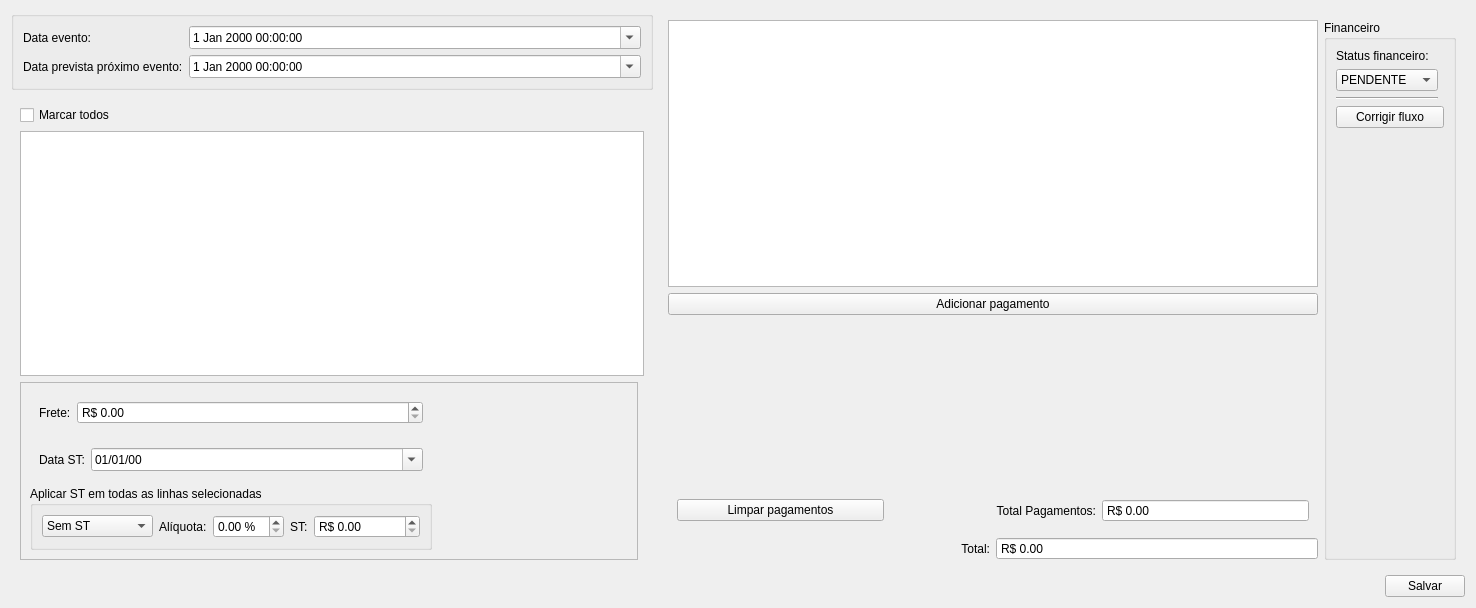
Above: ui/inputdialogfinanceiro.ui from darktorres/ERP-STACCATO before the change. Below: the same form after it.
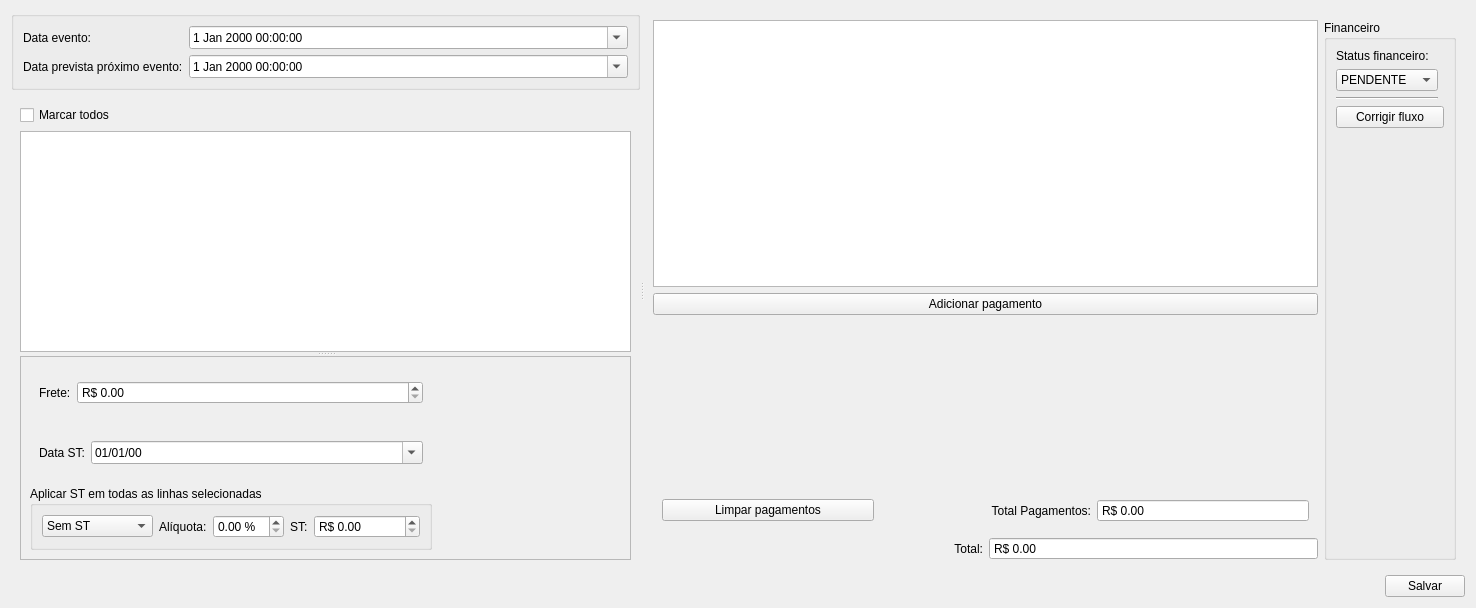
That is the form after the change. Custom widgets are drawn as their Qt base class.

Commit message: Adicionado splitters

The edit to the form file:
```diff
--- a/ui/inputdialogfinanceiro.ui
+++ b/ui/inputdialogfinanceiro.ui
@@ -14,249 +14,14 @@
    <string>Informações</string>
   </property>
   <layout class="QGridLayout" name="gridLayout_7">
-   <item row="0" column="1" rowspan="2">
-    <widget class="QFrame" name="framePagamentos">
-     <property name="sizePolicy">
-      <sizepolicy hsizetype="Minimum" vsizetype="Preferred">
-       <horstretch>0</horstretch>
-       <verstretch>0</verstretch>
-      </sizepolicy>
-     </property>
-     <property name="frameShape">
-      <enum>QFrame::NoFrame</enum>
-     </property>
-     <property name="frameShadow">
-      <enum>QFrame::Plain</enum>
-     </property>
-     <property name="lineWidth">
-      <number>0</number>
-     </property>
-     <layout class="QGridLayout" name="gridLayout_10">
       <item row="0" column="0">
-       <widget class="TableView" name="tableFluxoCaixa">
-        <property name="sizePolicy">
-         <sizepolicy hsizetype="Preferred" vsizetype="Expanding">
-          <horstretch>0</horstretch>
-          <verstretch>0</verstretch>
-         </sizepolicy>
-        </property>
-        <property name="minimumSize">
-         <size>
-          <width>350</width>
-          <height>0</height>
-         </size>
-        </property>
-        <property name="mouseTracking">
-         <bool>true</bool>
-        </property>
-        <property name="editTriggers">
-         <set>QAbstractItemView::NoEditTriggers</set>
-        </property>
-        <property name="selectionBehavior">
-         <enum>QAbstractItemView::SelectRows</enum>
-        </property>
-        <attribute name="horizontalHeaderStretchLastSection">
-         <bool>false</bool>
-        </attribute>
-       </widget>
-      </item>
-      <item row="1" column="0">
-       <layout class="QGridLayout" name="gridLayout_8">
-        <item row="1" column="0" colspan="2">
-         <widget class="WidgetPagamentos" name="widgetPgts" native="true">
-          <property name="sizePolicy">
-           <sizepolicy hsizetype="Expanding" vsizetype="Expanding">
-            <horstretch>0</horstretch>
-            <verstretch>0</verstretch>
-           </sizepolicy>
-          </property>
-         </widget>
-        </item>
-        <item row="0" column="0" colspan="2">
-         <widget class="QPushButton" name="pushButtonAdicionarPagamento">
-          <property name="minimumSize">
-           <size>
-            <width>650</width>
-            <height>0</height>
-           </size>
-          </property>
-          <property name="text">
-           <string>Adicionar pagamento</string>
-          </property>
-          <property name="autoDefault">
-           <bool>false</bool>
-          </property>
-         </widget>
-        </item>
-        <item row="2" column="0" colspan="2">
-         <widget class="QFrame" name="framePgtTotal">
-          <layout class="QHBoxLayout" name="horizontalLayout_3">
-           <item>
-            <widget class="QPushButton" name="pushButtonLimparPag">
-             <property name="text">
-              <string>Limpar pagamentos</string>
-             </property>
-             <property name="autoDefault">
-              <bool>false</bool>
-             </property>
-            </widget>
-           </item>
-           <item>
-            <widget class="QLabel" name="labelRestante">
-             <property name="sizePolicy">
-              <sizepolicy hsizetype="Preferred" vsizetype="Preferred">
-               <horstretch>0</horstretch>
-               <verstretch>0</verstretch>
-              </sizepolicy>
-             </property>
-             <property name="text">
-              <string>Total Pagamentos:</string>
-             </property>
-             <property name="alignment">
-              <set>Qt::AlignRight|Qt::AlignTrailing|Qt::AlignVCenter</set>
-             </property>
-            </widget>
-           </item>
-           <item>
-            <widget class="QDoubleSpinBox" name="doubleSpinBoxTotalPag">
-             <property name="readOnly">
-              <bool>true</bool>
-             </property>
-             <property name="buttonSymbols">
-              <enum>QAbstractSpinBox::NoButtons</enum>
-             </property>
-             <property name="showGroupSeparator" stdset="0">
-              <bool>true</bool>
-             </property>
-             <property name="prefix">
-              <string>R$ </string>
-             </property>
-             <property name="maximum">
-              <double>999999.989999999990687</double>
-             </property>
-            </widget>
-           </item>
-          </layout>
-         </widget>
-        </item>
-        <item row="3" column="0">
-         <widget class="QLabel" name="labelRestante_2">
-          <property name="sizePolicy">
-           <sizepolicy hsizetype="Preferred" vsizetype="Preferred">
-            <horstretch>0</horstretch>
-            <verstretch>0</verstretch>
-           </sizepolicy>
-          </property>
-          <property name="text">
-           <string>Total:</string>
-          </property>
-          <property name="alignment">
-           <set>Qt::AlignRight|Qt::AlignTrailing|Qt::AlignVCenter</set>
-          </property>
-         </widget>
-        </item>
-        <item row="3" column="1">
-         <widget class="QDoubleSpinBox" name="doubleSpinBoxTotal">
-          <property name="readOnly">
-           <bool>true</bool>
-          </property>
-          <property name="buttonSymbols">
-           <enum>QAbstractSpinBox::NoButtons</enum>
-          </property>
-          <property name="showGroupSeparator" stdset="0">
-           <bool>true</bool>
-          </property>
-          <property name="prefix">
-           <string>R$ </string>
-          </property>
-          <property name="maximum">
-           <double>999999.989999999990687</double>
-          </property>
-         </widget>
-        </item>
-       </layout>
-      </item>
-      <item row="0" column="1" rowspan="2">
-       <widget class="QGroupBox" name="groupBoxFinanceiro">
-        <property name="sizePolicy">
-         <sizepolicy hsizetype="Maximum" vsizetype="Preferred">
-          <horstretch>0</horstretch>
-          <verstretch>0</verstretch>
-         </sizepolicy>
-        </property>
-        <property name="title">
-         <string>Financeiro</string>
-        </property>
-        <layout class="QGridLayout" name="gridLayout_11">
-         <item row="1" column="0">
-          <widget class="QComboBox" name="comboBoxFinanceiro">
-           <item>
-            <property name="text">
-             <string>PENDENTE</string>
-            </property>
-           </item>
-           <item>
-            <property name="text">
-             <string>CONFERIDO</string>
-            </property>
-           </item>
-           <item>
-            <property name="text">
-             <string>LIBERADO</string>
-            </property>
-           </item>
-          </widget>
-         </item>
-         <item row="4" column="0" colspan="2">
-          <spacer name="verticalSpacer">
-           <property name="orientation">
-            <enum>Qt::Vertical</enum>
-           </property>
-           <property name="sizeHint" stdset="0">
-            <size>
-             <width>20</width>
-             <height>40</height>
-            </size>
-           </property>
-          </spacer>
-         </item>
-         <item row="3" column="0" colspan="2">
-          <widget class="QPushButton" name="pushButtonCorrigirFluxo">
-           <property name="text">
-            <string>Corrigir fluxo</string>
-           </property>
-           <property name="autoDefault">
-            <bool>false</bool>
-           </property>
-          </widget>
-         </item>
-         <item row="0" column="0">
-          <widget class="QLabel" name="label_5">
-           <property name="sizePolicy">
-            <sizepolicy hsizetype="Maximum" vsizetype="Preferred">
-             <horstretch>0</horstretch>
-             <verstretch>0</verstretch>
-            </sizepolicy>
-           </property>
-           <property name="text">
-            <string>Status financeiro:</string>
-           </property>
-          </widget>
-         </item>
-         <item row="2" column="0">
-          <widget class="Line" name="line">
+    <widget class="QSplitter" name="splitter">
            <property name="orientation">
             <enum>Qt::Horizontal</enum>
            </property>
-          </widget>
-         </item>
-        </layout>
-       </widget>
-      </item>
-     </layout>
-    </widget>
-   </item>
-   <item row="0" column="0">
+     <widget class="QWidget" name="">
+      <layout class="QVBoxLayout" name="verticalLayout_2">
+       <item>
     <widget class="QGroupBox" name="frameData">
      <layout class="QGridLayout" name="gridLayout_2">
       <item row="1" column="0">
@@ -302,17 +67,21 @@
      </layout>
     </widget>
    </item>
-   <item row="1" column="0">
+       <item>
     <widget class="QFrame" name="frameDataPreco">
      <layout class="QGridLayout" name="gridLayout_3">
-      <item row="1" column="0" colspan="2">
+          <item row="0" column="0">
        <widget class="QCheckBox" name="checkBoxMarcarTodos">
         <property name="text">
          <string>Marcar todos</string>
         </property>
        </widget>
       </item>
-      <item row="3" column="0" colspan="2">
+          <item row="1" column="0">
+           <widget class="QSplitter" name="splitter_2">
+            <property name="orientation">
+             <enum>Qt::Vertical</enum>
+            </property>
        <widget class="TableView" name="table">
         <property name="minimumSize">
          <size>
@@ -333,8 +102,6 @@
          <bool>true</bool>
         </property>
        </widget>
-      </item>
-      <item row="4" column="0">
        <widget class="QFrame" name="frameAdicionais">
         <property name="frameShape">
          <enum>QFrame::StyledPanel</enum>
@@ -534,11 +301,256 @@
          </item>
         </layout>
        </widget>
-      </item>
-     </layout>
+           </widget>
+          </item>
+         </layout>
+        </widget>
+       </item>
+      </layout>
+     </widget>
+     <widget class="QFrame" name="framePagamentos">
+      <property name="sizePolicy">
+       <sizepolicy hsizetype="Minimum" vsizetype="Preferred">
+        <horstretch>0</horstretch>
+        <verstretch>0</verstretch>
+       </sizepolicy>
+      </property>
+      <property name="frameShape">
+       <enum>QFrame::NoFrame</enum>
+      </property>
+      <property name="frameShadow">
+       <enum>QFrame::Plain</enum>
+      </property>
+      <property name="lineWidth">
+       <number>0</number>
+      </property>
+      <layout class="QGridLayout" name="gridLayout_10">
+       <item row="0" column="0">
+        <widget class="TableView" name="tableFluxoCaixa">
+         <property name="sizePolicy">
+          <sizepolicy hsizetype="Preferred" vsizetype="Expanding">
+           <horstretch>0</horstretch>
+           <verstretch>0</verstretch>
+          </sizepolicy>
+         </property>
+         <property name="minimumSize">
+          <size>
+           <width>350</width>
+           <height>0</height>
+          </size>
+         </property>
+         <property name="mouseTracking">
+          <bool>true</bool>
+         </property>
+         <property name="editTriggers">
+          <set>QAbstractItemView::NoEditTriggers</set>
+         </property>
+         <property name="selectionBehavior">
+          <enum>QAbstractItemView::SelectRows</enum>
+         </property>
+         <attribute name="horizontalHeaderStretchLastSection">
+          <bool>false</bool>
+         </attribute>
+        </widget>
+       </item>
+       <item row="1" column="0">
+        <layout class="QGridLayout" name="gridLayout_8">
+         <item row="1" column="0" colspan="2">
+          <widget class="WidgetPagamentos" name="widgetPgts" native="true">
+           <property name="sizePolicy">
+            <sizepolicy hsizetype="Expanding" vsizetype="Expanding">
+             <horstretch>0</horstretch>
+             <verstretch>0</verstretch>
+            </sizepolicy>
+           </property>
+          </widget>
+         </item>
+         <item row="0" column="0" colspan="2">
+          <widget class="QPushButton" name="pushButtonAdicionarPagamento">
+           <property name="minimumSize">
+            <size>
+             <width>650</width>
+             <height>0</height>
+            </size>
+           </property>
+           <property name="text">
+            <string>Adicionar pagamento</string>
+           </property>
+           <property name="autoDefault">
+            <bool>false</bool>
+           </property>
     </widget>
    </item>
    <item row="2" column="0" colspan="2">
+          <widget class="QFrame" name="framePgtTotal">
+           <layout class="QHBoxLayout" name="horizontalLayout_3">
+            <item>
+             <widget class="QPushButton" name="pushButtonLimparPag">
+              <property name="text">
+               <string>Limpar pagamentos</string>
+              </property>
+              <property name="autoDefault">
+               <bool>false</bool>
+              </property>
+             </widget>
+            </item>
+            <item>
+             <widget class="QLabel" name="labelRestante">
+              <property name="sizePolicy">
+               <sizepolicy hsizetype="Preferred" vsizetype="Preferred">
+                <horstretch>0</horstretch>
+                <verstretch>0</verstretch>
+               </sizepolicy>
+              </property>
+              <property name="text">
+               <string>Total Pagamentos:</string>
+              </property>
+              <property name="alignment">
+               <set>Qt::AlignRight|Qt::AlignTrailing|Qt::AlignVCenter</set>
+              </property>
+             </widget>
+            </item>
+            <item>
+             <widget class="QDoubleSpinBox" name="doubleSpinBoxTotalPag">
+              <property name="readOnly">
+               <bool>true</bool>
+              </property>
+              <property name="buttonSymbols">
+               <enum>QAbstractSpinBox::NoButtons</enum>
+              </property>
+              <property name="showGroupSeparator" stdset="0">
+               <bool>true</bool>
+              </property>
+              <property name="prefix">
+               <string>R$ </string>
+              </property>
+              <property name="maximum">
+               <double>999999.989999999990687</double>
+              </property>
+             </widget>
+            </item>
+           </layout>
+          </widget>
+         </item>
+         <item row="3" column="0">
+          <widget class="QLabel" name="labelRestante_2">
+           <property name="sizePolicy">
+            <sizepolicy hsizetype="Preferred" vsizetype="Preferred">
+             <horstretch>0</horstretch>
+             <verstretch>0</verstretch>
+            </sizepolicy>
+           </property>
+           <property name="text">
+            <string>Total:</string>
+           </property>
+           <property name="alignment">
+            <set>Qt::AlignRight|Qt::AlignTrailing|Qt::AlignVCenter</set>
+           </property>
+          </widget>
+         </item>
+         <item row="3" column="1">
+          <widget class="QDoubleSpinBox" name="doubleSpinBoxTotal">
+           <property name="readOnly">
+            <bool>true</bool>
+           </property>
+           <property name="buttonSymbols">
+            <enum>QAbstractSpinBox::NoButtons</enum>
+           </property>
+           <property name="showGroupSeparator" stdset="0">
+            <bool>true</bool>
+           </property>
+           <property name="prefix">
+            <string>R$ </string>
+           </property>
+           <property name="maximum">
+            <double>999999.989999999990687</double>
+           </property>
+          </widget>
+         </item>
+        </layout>
+       </item>
+       <item row="0" column="1" rowspan="2">
+        <widget class="QGroupBox" name="groupBoxFinanceiro">
+         <property name="sizePolicy">
+          <sizepolicy hsizetype="Maximum" vsizetype="Preferred">
+           <horstretch>0</horstretch>
+           <verstretch>0</verstretch>
+          </sizepolicy>
+         </property>
+         <property name="title">
+          <string>Financeiro</string>
+         </property>
+         <layout class="QGridLayout" name="gridLayout_11">
+          <item row="1" column="0">
+           <widget class="QComboBox" name="comboBoxFinanceiro">
+            <item>
+             <property name="text">
+              <string>PENDENTE</string>
+             </property>
+            </item>
+            <item>
+             <property name="text">
+              <string>CONFERIDO</string>
+             </property>
+            </item>
+            <item>
+             <property name="text">
+              <string>LIBERADO</string>
+             </property>
+            </item>
+           </widget>
+          </item>
+          <item row="4" column="0" colspan="2">
+           <spacer name="verticalSpacer">
+            <property name="orientation">
+             <enum>Qt::Vertical</enum>
+            </property>
+            <property name="sizeHint" stdset="0">
+             <size>
+              <width>20</width>
+              <height>40</height>
+             </size>
+            </property>
+           </spacer>
+          </item>
+          <item row="3" column="0" colspan="2">
+           <widget class="QPushButton" name="pushButtonCorrigirFluxo">
+            <property name="text">
+             <string>Corrigir fluxo</string>
+            </property>
+            <property name="autoDefault">
+             <bool>false</bool>
+            </property>
+           </widget>
+          </item>
+          <item row="0" column="0">
+           <widget class="QLabel" name="label_5">
+            <property name="sizePolicy">
+             <sizepolicy hsizetype="Maximum" vsizetype="Preferred">
+              <horstretch>0</horstretch>
+              <verstretch>0</verstretch>
+             </sizepolicy>
+            </property>
+            <property name="text">
+             <string>Status financeiro:</string>
+            </property>
+           </widget>
+          </item>
+          <item row="2" column="0">
+           <widget class="Line" name="line">
+            <property name="orientation">
+             <enum>Qt::Horizontal</enum>
+            </property>
+           </widget>
+          </item>
+         </layout>
+        </widget>
+       </item>
+      </layout>
+     </widget>
+    </widget>
+   </item>
+   <item row="1" column="0">
     <layout class="QHBoxLayout" name="horizontalLayout">
      <item>
       <spacer name="horizontalSpacer">
```
Left out of the diff: 26 changed lines with no effect on the pictures. Lines whose indentation alone changed are shown as unchanged.
